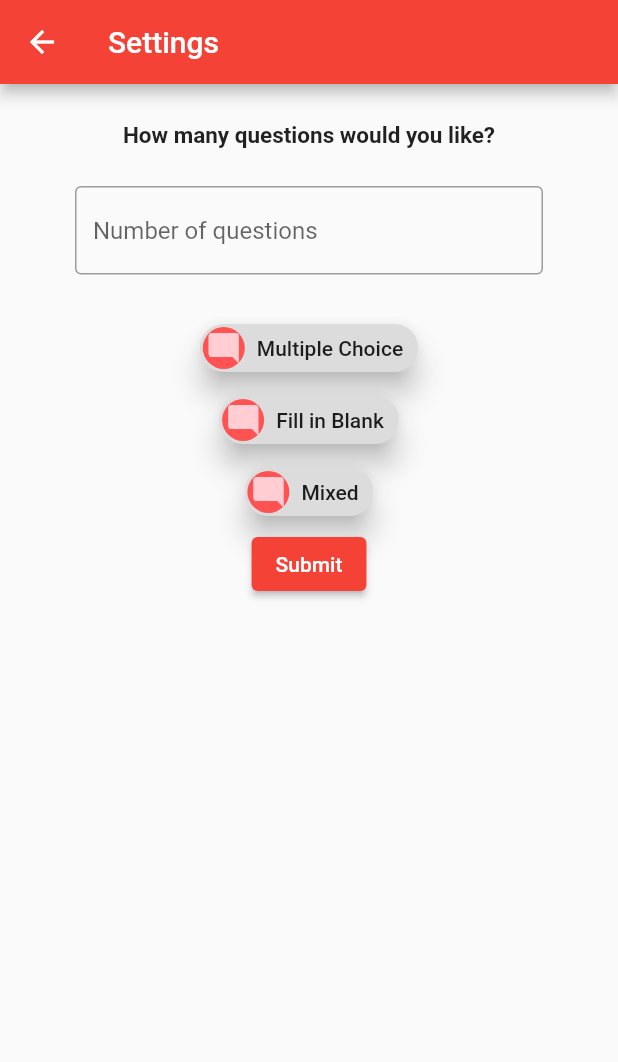
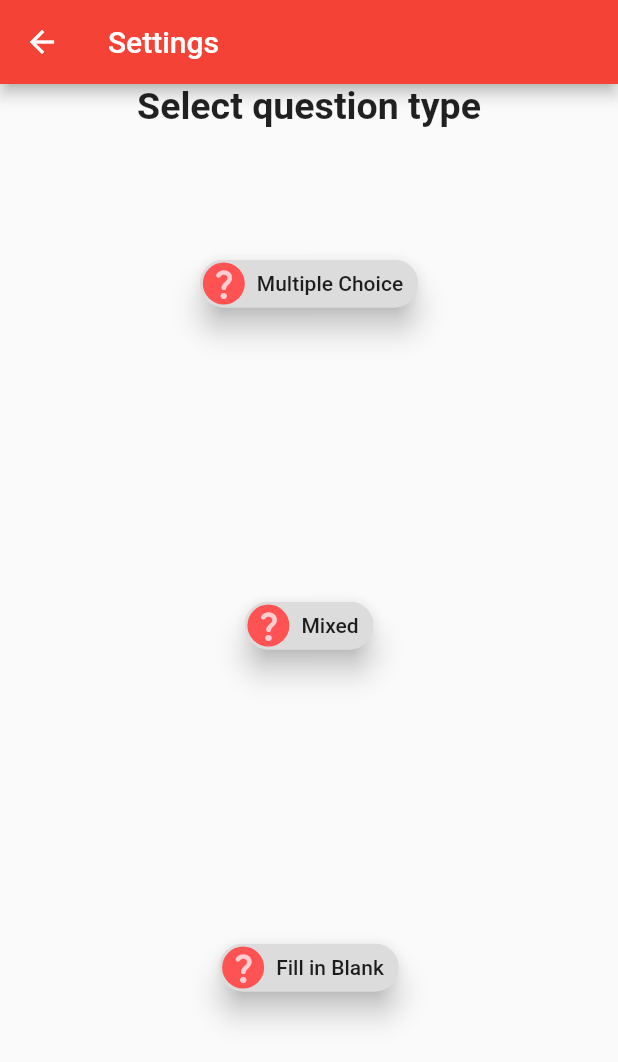
Before and after one commit to jerabelo/animation, a Flutter app: the SecondRoute screen opened directly, on a phone screen of 412 x 824 dp. Shown: the top 1062 px of the screen. Run offline on Flutter 3.47's test engine with Material 2 defaults, Android fonts, the phone set to English and light mode, and no system bars; our stand-ins replace shared_preferences; missing offline and left inert: dart:ffi; accounts and stored records are empty.

Commit message:
changed settings page

```diff
--- a/lib/main.dart
+++ b/lib/main.dart
@@ -78,20 +78,19 @@ class _MyHomePageState extends State<MyHomePage> {
       ),
       body: SingleChildScrollView(
         child: Container(
-          padding: EdgeInsets.all(25.0),
           child: Form(
             key: this._formKey,
             child: Column(
               mainAxisAlignment: MainAxisAlignment.start,
-              mainAxisSize: MainAxisSize.max,
               children: <Widget>[
-                Container(
-                  child: Image.asset(
+                Image.asset(
                   'android/assets/utep_logo.png',
+                  height: 300,
                 ),
-                ),
-                Padding(
-                  padding: const EdgeInsets.only(top: 100),
+                SizedBox(
+                  width: 300,
+                  child: Padding(
+                    padding: const EdgeInsets.only(top: 50),
                     child: TextFormField(
                       keyboardType: TextInputType.emailAddress,
                       validator: (String? inValue) {
@@ -112,7 +111,10 @@ class _MyHomePageState extends State<MyHomePage> {
                           border: const OutlineInputBorder()),
                     ),
                   ),
-                Padding(
+                ),
+                SizedBox(
+                  width: 300,
+                  child: Padding(
                     padding: const EdgeInsets.only(top: 25.0),
                     child: TextFormField(
                       obscureText: true,
@@ -130,6 +132,7 @@ class _MyHomePageState extends State<MyHomePage> {
                           hintText: 'last 4 of ID',
                           labelText: 'password',
                           border: OutlineInputBorder()),
+                    ),
                   ),
                 ),
                 Padding(
--- a/lib/user_settings.dart
+++ b/lib/user_settings.dart
@@ -1,4 +1,5 @@
 import 'package:flutter/material.dart';
+import 'package:flutter/services.dart';
 import 'main.dart';
 
 void main() {
@@ -17,67 +18,68 @@ class SecondRoute extends StatelessWidget {
       appBar: AppBar(
         title: const Text('Settings'),
       ),
-      body: Container(
-        padding: EdgeInsets.all(25.0),
+      body: Center(
         child: Column(
-          mainAxisAlignment: MainAxisAlignment.start,
-          // ignore: prefer_const_literals_to_create_immutables
           children: <Widget>[
-            // ignore: prefer_const_constructors
-            Center(
+            Container(
               child: Text(
-                'How many questions would you like?',
+                'Select question type',
                 // ignore: prefer_const_constructors
                 style: TextStyle(
+                  fontSize: 25,
                   fontWeight: FontWeight.bold,
-                  fontSize: 15,
                 ),
               ),
             ),
+            SizedBox(
+              width: 500,
+              child: Container(
+                child: Column(
+                  mainAxisAlignment: MainAxisAlignment.center,
+                  children: [
                     Padding(
-              padding: const EdgeInsets.all(25.0),
-              child: TextField(
-                decoration: InputDecoration(
-                    border: OutlineInputBorder(),
-                    hintText: 'Number of questions'),
-              ),
-            ),
-            Column(
-              mainAxisAlignment: MainAxisAlignment.start,
-              children: [
-                ActionChip(
+                      padding: const EdgeInsets.all(80.0),
+                      child: ActionChip(
                         elevation: 8.0,
                         padding: EdgeInsets.all(2.0),
-                  avatar: CircleAvatar(
+                        avatar: const CircleAvatar(
                           backgroundColor: Colors.redAccent,
-                    child: Icon(Icons.mode_comment),
+                          child: Icon(Icons.question_mark_rounded),
                         ),
                         label: Text('Multiple Choice'),
                         onPressed: () {},
                       ),
-                ActionChip(
+                    ),
+                    Padding(
+                      padding: const EdgeInsets.all(100.0),
+                      child: ActionChip(
                         elevation: 8.0,
                         padding: EdgeInsets.all(2.0),
-                  avatar: CircleAvatar(
+                        avatar: const CircleAvatar(
                           backgroundColor: Colors.redAccent,
-                    child: Icon(Icons.mode_comment),
-                  ),
-                  label: Text('Fill in Blank'),
-                  onPressed: () {},
-                ),
-                ActionChip(
-                  elevation: 8.0,
-                  padding: EdgeInsets.all(2.0),
-                  avatar: CircleAvatar(
-                    backgroundColor: Colors.redAccent,
-                    child: Icon(Icons.mode_comment),
+                          child: Icon(Icons.question_mark_rounded),
                         ),
                         label: Text('Mixed'),
                         onPressed: () {},
                       ),
+                    ),
+                    Padding(
+                      padding: const EdgeInsets.all(80.0),
+                      child: ActionChip(
+                        elevation: 8.0,
+                        padding: EdgeInsets.all(2.0),
+                        avatar: const CircleAvatar(
+                          backgroundColor: Colors.redAccent,
+                          child: Icon(Icons.question_mark_rounded),
+                        ),
+                        label: const Text('Fill in Blank'),
+                        onPressed: () {},
+                      ),
+                    ),
                   ],
                 ),
-            ElevatedButton(onPressed: () {}, child: const Text('Submit')),
+              ),
+            ),
           ],
         ),
       ),
```
Lines whose indentation alone changed are shown as unchanged.
